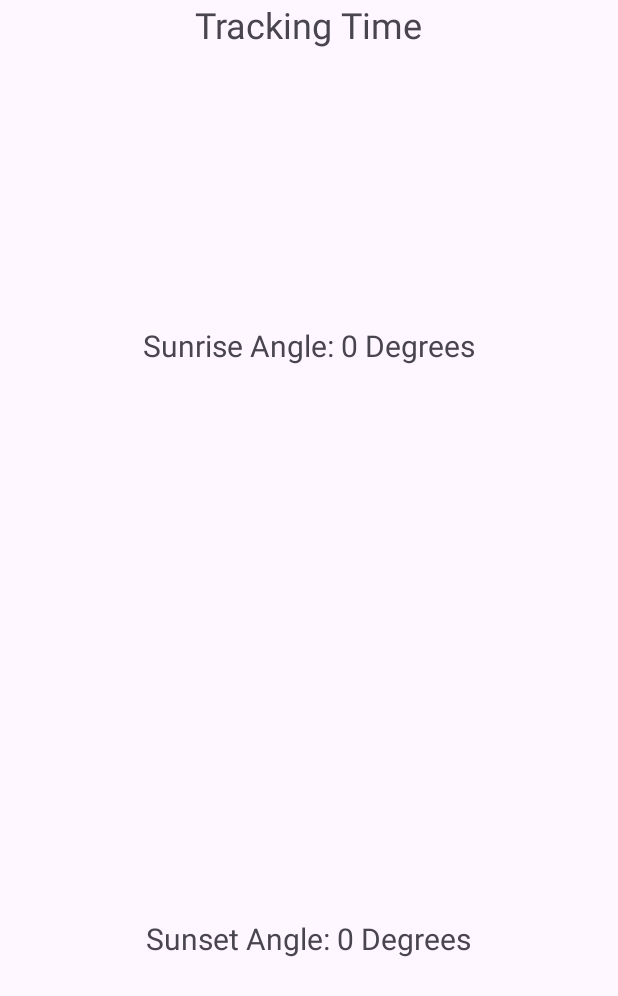
After one commit to Mebanseibor/CropWise, an Android app: the fragment Track_SunAngle placed in its activity, on a phone screen of 412 x 824 dp. The commit adds this screen. Shown: the top 996 px of the screen. Run offline under Robolectric (Android 15) with nearby library versions, the phone set to English and light mode, and no system bars.

Commit message:
Added a back button to the task bar - Added an uneventful feature to track the sun angle

```diff
--- /dev/null
+++ b/app/src/main/java/com/example/cropwise/fragment/Track_SunAngle.kt
@@ -0,0 +1,30 @@
+package com.example.cropwise.fragment
+
+import android.os.Bundle
+import android.view.LayoutInflater
+import android.view.View
+import android.view.ViewGroup
+import androidx.fragment.app.Fragment
+import com.example.cropwise.R
+
+class Track_SunAngle : Fragment(){
+    // fragment
+    var frag : View? = null
+
+    override fun onCreateView(
+        inflater: LayoutInflater,
+        container: ViewGroup?,
+        savedInstanceState: Bundle?
+    ): View? {
+        frag = inflater.inflate(R.layout.fragment_tracking_sunangle, container, false)
+
+        initCheckPermissions()
+
+        return frag
+    }
+
+    private fun initCheckPermissions(){
+
+    }
+
+}
--- a/app/src/main/java/com/example/cropwise/fragment/Tracking_Time.kt
+++ b/app/src/main/java/com/example/cropwise/fragment/Track_Time.kt
@@ -7,14 +7,17 @@ import android.view.ViewGroup
 import androidx.fragment.app.Fragment
 import com.example.cropwise.R
 
-class Tracking_Time : Fragment(){
+class Track_Time : Fragment(){
+    // fragment
+    var frag : View? = null
+
     override fun onCreateView(
         inflater: LayoutInflater,
         container: ViewGroup?,
         savedInstanceState: Bundle?
     ): View? {
-        val view = inflater.inflate(R.layout.fragment_tracking_time, container, false)
+        frag = inflater.inflate(R.layout.fragment_tracking_time, container, false)
 
-        return view
+        return frag
     }
 }
--- a/app/src/main/java/com/example/cropwise/tracking/Track.kt
+++ b/app/src/main/java/com/example/cropwise/tracking/Track.kt
@@ -1,14 +1,21 @@
 package com.example.cropwise.tracking
 
 import android.os.Bundle
+import android.util.Log
 import android.widget.FrameLayout
 import androidx.appcompat.app.AppCompatActivity
 import androidx.fragment.app.Fragment
 import androidx.fragment.app.FragmentManager
 import com.example.cropwise.R
-import com.example.cropwise.fragment.Tracking_Time
+import com.example.cropwise.fragment.Advice_Crops
+import com.example.cropwise.fragment.Advice_Soil
+import com.example.cropwise.fragment.Track_SunAngle
+import com.example.cropwise.fragment.Track_Time
 
 class Track : AppCompatActivity() {
+    // intent extras
+    private var inputCategory : String = ""
+
     // view
     private lateinit var frameLayout : FrameLayout
 
@@ -20,25 +27,37 @@ class Track : AppCompatActivity() {
 
         setContentView(R.layout.activity_track)
 
+        initGetExtras()
         initViews()
 
         loadTracking()
     }
 
+    private fun initGetExtras(){
+        var intent = getIntent()
+
+        var temp = intent.getStringExtra("inputCategory")
+
+        if(temp.isNullOrBlank()){inputCategory = ""}
+        else {inputCategory = temp}
+    }
+
+
     private fun initViews(){
         frameLayout = findViewById(R.id.frameLayout)
     }
 
-    private fun loadTracking(inputCategory : String = "default"){
-        var category = inputCategory
-
-        if(inputCategory == "default"){category == "Time"}
-
-        var fragment : Fragment = Tracking_Time()
+    private fun loadTracking(){
+        var fragment = getFragment(inputCategory)
 
         fragMng = supportFragmentManager
         fragMng.beginTransaction()
             .replace(frameLayout.id, fragment)
             .commit()
     }
+
+    private fun getFragment(category : String) : androidx.fragment.app.Fragment{
+        if(category == "Sun Angle"){return Track_SunAngle()}
+        else{return Track_Time()}
+    }
 }
--- /dev/null
+++ b/app/src/main/res/drawable/baseline_arrow_back_24.xml
@@ -0,0 +1,5 @@
+<vector xmlns:android="http://schemas.android.com/apk/res/android" android:autoMirrored="true" android:height="24dp" android:tint="#000000" android:viewportHeight="24" android:viewportWidth="24" android:width="24dp">
+
+    <path android:fillColor="@android:color/white" android:pathData="M20,11H7.83l5.59,-5.59L12,4l-8,8 8,8 1.41,-1.41L7.83,13H20v-2z"/>
+
+</vector>
--- a/app/src/main/res/layout/activity_main.xml
+++ b/app/src/main/res/layout/activity_main.xml
@@ -18,12 +18,12 @@
             android:id="@+id/main_toolBar"
             android:layout_width="match_parent"
             android:layout_height="64sp"
-            android:elevation="4sp"
             android:background="@color/themeMainPrimaryLight"
+            app:contentInsetStart="0dp"
             />
 
         <fragment
-            android:id="@+id/frament"
+            android:id="@+id/fragment"
             android:layout_width="match_parent"
             android:layout_height="0dp"
             android:layout_weight="1"
--- /dev/null
+++ b/app/src/main/res/layout/fragment_tracking_sunangle.xml
@@ -0,0 +1,71 @@
+<?xml version="1.0" encoding="utf-8"?>
+<androidx.constraintlayout.widget.ConstraintLayout xmlns:android="http://schemas.android.com/apk/res/android"
+    android:layout_width="match_parent"
+    android:layout_height="match_parent">
+
+    <LinearLayout
+        android:layout_width="match_parent"
+        android:layout_height="match_parent"
+        android:gravity="center_horizontal"
+        android:orientation="vertical"
+        android:layout_weight="2"
+        >
+
+        <TextView
+            android:layout_width="wrap_content"
+            android:layout_height="wrap_content"
+            android:text="@string/tracking_time_title"
+            android:textSize="24sp"
+            />
+
+
+        <LinearLayout
+            android:layout_width="match_parent"
+            android:layout_height="0sp"
+            android:gravity="center"
+            android:layout_weight="1"
+            >
+
+            <TextView
+                android:layout_width="wrap_content"
+                android:layout_height="wrap_content"
+                android:text="Sunrise Angle: "
+                android:textSize="20sp"
+                />
+
+            <TextView
+                android:layout_width="wrap_content"
+                android:layout_height="wrap_content"
+                android:text="0 Degrees"
+                android:textSize="20sp"
+                />
+
+        </LinearLayout>
+
+
+        <LinearLayout
+            android:layout_width="match_parent"
+            android:layout_height="0sp"
+            android:gravity="center"
+            android:layout_weight="1"
+            >
+
+            <TextView
+                android:layout_width="wrap_content"
+                android:layout_height="wrap_content"
+                android:text="Sunset Angle: "
+                android:textSize="20sp"
+                />
+
+            <TextView
+                android:layout_width="wrap_content"
+                android:layout_height="wrap_content"
+                android:text="0 Degrees"
+                android:textSize="20sp"
+                />
+
+        </LinearLayout>
+
+    </LinearLayout>
+
+</androidx.constraintlayout.widget.ConstraintLayout>
```
Also changed, not shown: app/src/main/java/com/example/cropwise/actionbar/mainToolBar.kt (+7 -0 lines), app/src/main/java/com/example/cropwise/advice/Advice.kt (+3 -7 lines), app/src/main/java/com/example/cropwise/fragment/MainMenu_Category.kt (+8 -1 lines).
